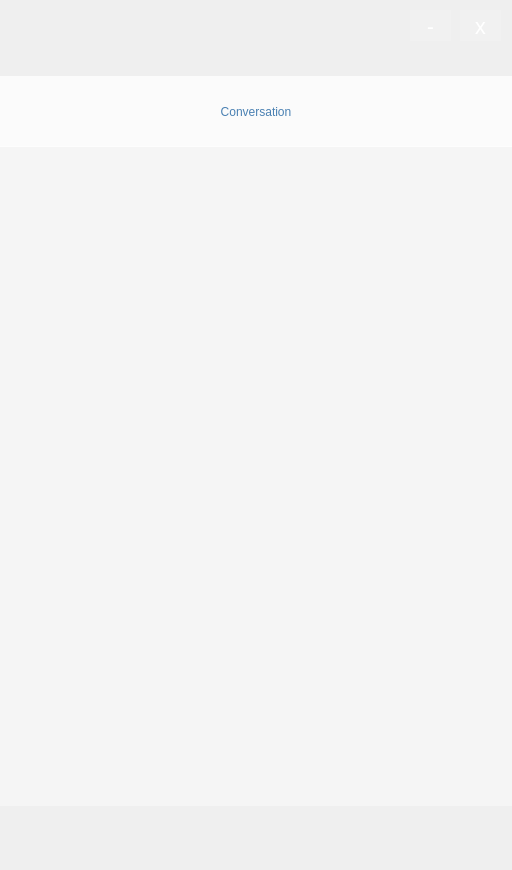
The window that Babel/client/forms/BabelMain.ui (gvsurenderreddy/Babel-VOIP) describes before a commit, drawn with Qt 5.
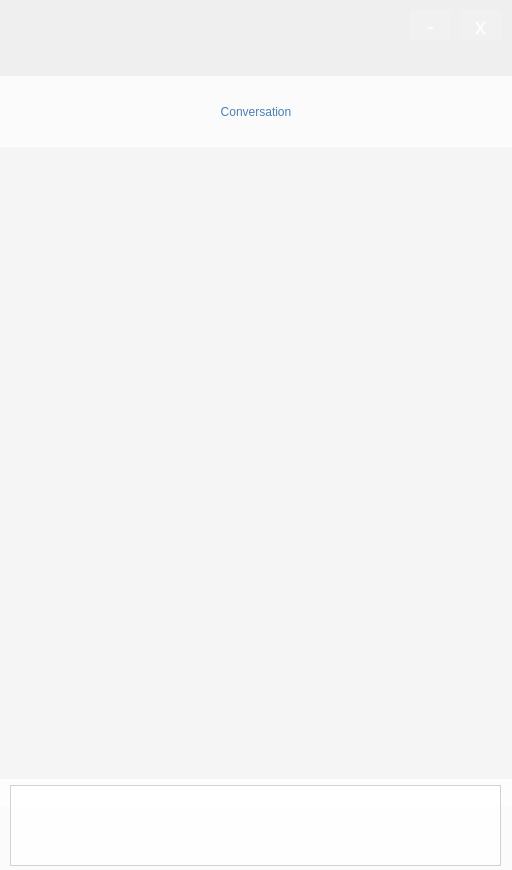
The same window after the commit. Icons and pictures are not drawn.

What changed in the file:
```diff
--- a/Babel/client/forms/BabelMain.ui
+++ b/Babel/client/forms/BabelMain.ui
@@ -126,11 +126,25 @@
    <property name="geometry">
     <rect>
      <x>0</x>
-     <y>806</y>
+     <y>779</y>
      <width>512</width>
-     <height>64</height>
+     <height>91</height>
     </rect>
    </property>
+   <property name="styleSheet">
+    <string notr="true">background: none;
+background-color: rgba(255, 255, 255, 196);</string>
+   </property>
+   <widget class="QTextEdit" name="textEdit">
+    <property name="geometry">
+     <rect>
+      <x>10</x>
+      <y>6</y>
+      <width>491</width>
+      <height>81</height>
+     </rect>
+    </property>
+   </widget>
   </widget>
  </widget>
  <resources>
```
